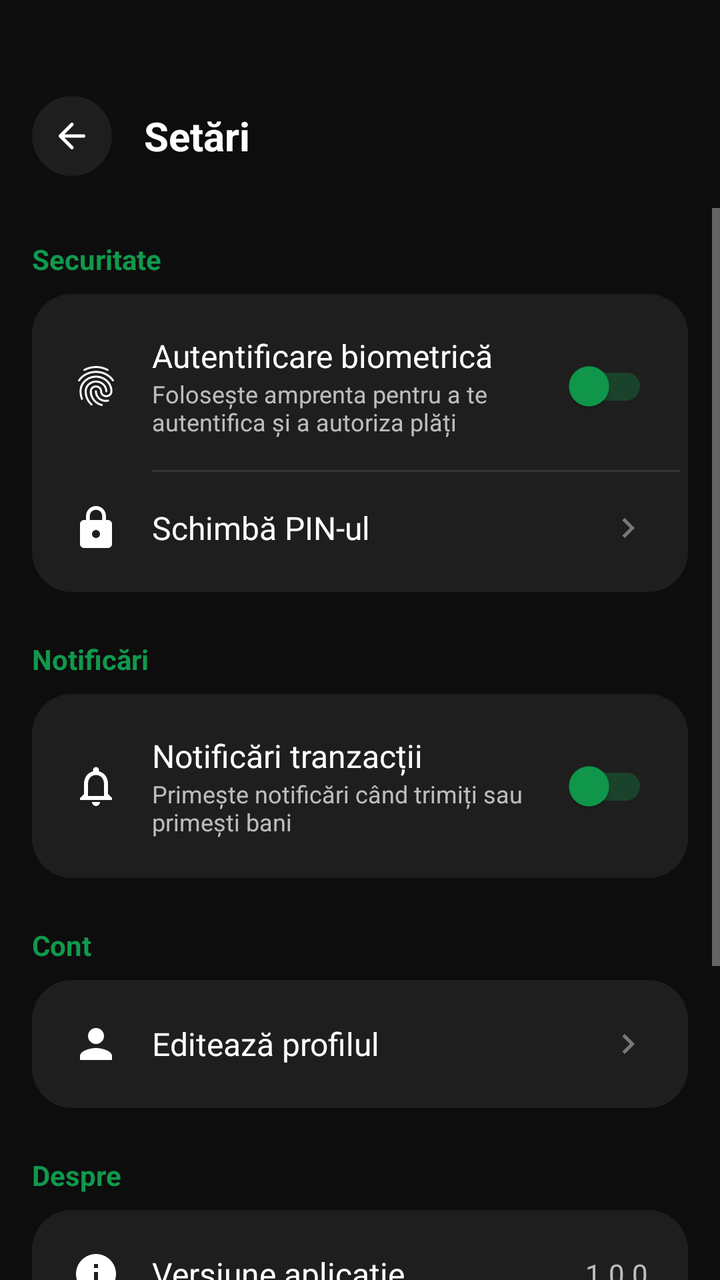
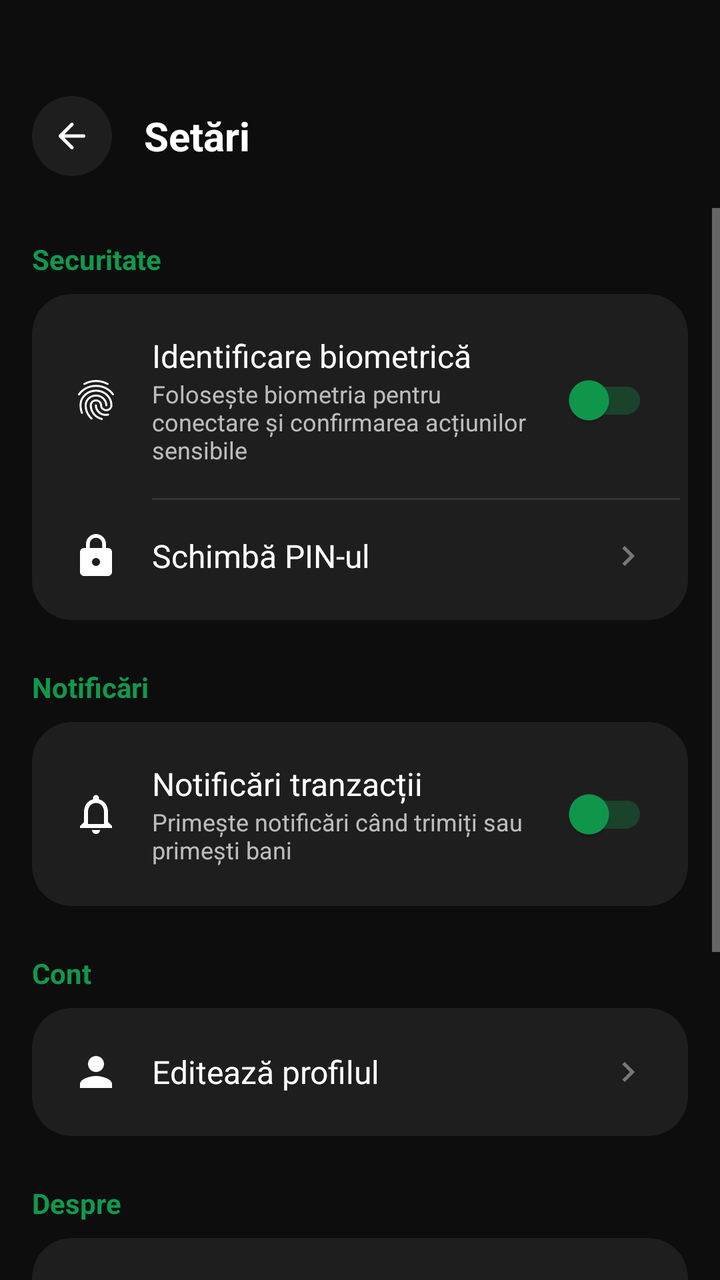

Compare the two renders of this Android layout. The source of the first and the diff that turns it into the second are given below.
<!-- AndroidManifest.xml: application theme Theme.SwiftBank -->
<!-- res/layout/activity_settings.xml -->
<?xml version="1.0" encoding="utf-8"?>
<LinearLayout xmlns:android="http://schemas.android.com/apk/res/android"
    xmlns:app="http://schemas.android.com/apk/res-auto"
    xmlns:tools="http://schemas.android.com/tools"
    android:layout_width="match_parent"
    android:layout_height="match_parent"
    android:background="@color/dark_background"
    android:orientation="vertical">

    
    <LinearLayout
        android:layout_width="match_parent"
        android:layout_height="wrap_content"
        android:gravity="center_vertical"
        android:orientation="horizontal"
        android:paddingHorizontal="16dp"
        android:paddingTop="48dp"
        android:paddingBottom="16dp">

        <ImageView
            android:id="@+id/btnBack"
            android:layout_width="40dp"
            android:layout_height="40dp"
            android:background="@drawable/bg_button_circular"
            android:padding="10dp"
            android:src="@drawable/ic_arrow_back"
            app:tint="@color/text_primary" />

        <TextView
            android:layout_width="wrap_content"
            android:layout_height="wrap_content"
            android:layout_marginStart="16dp"
            android:text="Setări"
            android:textColor="@color/text_primary"
            android:textSize="20sp"
            android:textStyle="bold" />

    </LinearLayout>

    <ScrollView
        android:layout_width="match_parent"
        android:layout_height="match_parent"
        android:fillViewport="true">

        <LinearLayout
            android:layout_width="match_parent"
            android:layout_height="wrap_content"
            android:orientation="vertical"
            android:padding="16dp">

            
            <TextView
                android:layout_width="wrap_content"
                android:layout_height="wrap_content"
                android:layout_marginBottom="8dp"
                android:text="Securitate"
                android:textColor="@color/green_accent"
                android:textSize="14sp"
                android:textStyle="bold" />

            <LinearLayout
                android:layout_width="match_parent"
                android:layout_height="wrap_content"
                android:background="@drawable/bg_card_dark"
                android:orientation="vertical"
                android:padding="4dp">

                
                <LinearLayout
                    android:id="@+id/settingBiometric"
                    android:layout_width="match_parent"
                    android:layout_height="wrap_content"
                    android:background="@drawable/bg_settings_item"
                    android:gravity="center_vertical"
                    android:orientation="horizontal"
                    android:padding="16dp">

                    <ImageView
                        android:layout_width="24dp"
                        android:layout_height="24dp"
                        android:src="@drawable/ic_fingerprint"
                        app:tint="@color/text_primary" />

                    <LinearLayout
                        android:layout_width="0dp"
                        android:layout_height="wrap_content"
                        android:layout_marginStart="16dp"
                        android:layout_weight="1"
                        android:orientation="vertical">

                        <TextView
                            android:layout_width="wrap_content"
                            android:layout_height="wrap_content"
                            android:text="Autentificare biometrică"
                            android:textColor="@color/text_primary"
                            android:textSize="16sp" />

                        <TextView
                            android:layout_width="match_parent"
                            android:layout_height="wrap_content"
                            android:text="Folosește amprenta pentru a te autentifica și a autoriza plăți"
                            android:textColor="@color/text_secondary"
                            android:textSize="12sp" />

                    </LinearLayout>

                    <androidx.appcompat.widget.SwitchCompat
                        android:id="@+id/switchBiometric"
                        android:layout_width="wrap_content"
                        android:layout_height="wrap_content"
                        app:thumbTint="@color/switch_thumb_color"
                        app:trackTint="@color/switch_track_color" />

                </LinearLayout>

                <View
                    android:layout_width="match_parent"
                    android:layout_height="1dp"
                    android:layout_marginStart="56dp"
                    android:background="@color/divider_color" />

                
                <LinearLayout
                    android:id="@+id/settingChangePin"
                    android:layout_width="match_parent"
                    android:layout_height="wrap_content"
                    android:background="@drawable/bg_settings_item"
                    android:gravity="center_vertical"
                    android:orientation="horizontal"
                    android:padding="16dp">

                    <ImageView
                        android:layout_width="24dp"
                        android:layout_height="24dp"
                        android:src="@drawable/ic_lock"
                        app:tint="@color/text_primary" />

                    <TextView
                        android:layout_width="0dp"
                        android:layout_height="wrap_content"
                        android:layout_marginStart="16dp"
                        android:layout_weight="1"
                        android:text="Schimbă PIN-ul"
                        android:textColor="@color/text_primary"
                        android:textSize="16sp" />

                    <ImageView
                        android:layout_width="20dp"
                        android:layout_height="20dp"
                        android:src="@drawable/ic_chevron_right"
                        app:tint="@color/text_hint" />

                </LinearLayout>

            </LinearLayout>

            
            <TextView
                android:layout_width="wrap_content"
                android:layout_height="wrap_content"
                android:layout_marginTop="24dp"
                android:layout_marginBottom="8dp"
                android:text="Notificări"
                android:textColor="@color/green_accent"
                android:textSize="14sp"
                android:textStyle="bold" />

            <LinearLayout
                android:layout_width="match_parent"
                android:layout_height="wrap_content"
                android:background="@drawable/bg_card_dark"
                android:orientation="vertical"
                android:padding="4dp">

                
                <LinearLayout
                    android:id="@+id/settingNotifications"
                    android:layout_width="match_parent"
                    android:layout_height="wrap_content"
                    android:background="@drawable/bg_settings_item"
                    android:gravity="center_vertical"
                    android:orientation="horizontal"
                    android:padding="16dp">

                    <ImageView
                        android:layout_width="24dp"
                        android:layout_height="24dp"
                        android:src="@drawable/ic_notifications"
                        app:tint="@color/text_primary" />

                    <LinearLayout
                        android:layout_width="0dp"
                        android:layout_height="wrap_content"
                        android:layout_marginStart="16dp"
                        android:layout_weight="1"
                        android:orientation="vertical">

                        <TextView
                            android:layout_width="wrap_content"
                            android:layout_height="wrap_content"
                            android:text="Notificări tranzacții"
                            android:textColor="@color/text_primary"
                            android:textSize="16sp" />

                        <TextView
                            android:layout_width="wrap_content"
                            android:layout_height="wrap_content"
                            android:text="Primește notificări când trimiți sau primești bani"
                            android:textColor="@color/text_secondary"
                            android:textSize="12sp" />

                    </LinearLayout>

                    <androidx.appcompat.widget.SwitchCompat
                        android:id="@+id/switchNotifications"
                        android:layout_width="wrap_content"
                        android:layout_height="wrap_content"
                        app:thumbTint="@color/switch_thumb_color"
                        app:trackTint="@color/switch_track_color" />

                </LinearLayout>

            </LinearLayout>

            
            <TextView
                android:layout_width="wrap_content"
                android:layout_height="wrap_content"
                android:layout_marginTop="24dp"
                android:layout_marginBottom="8dp"
                android:text="Cont"
                android:textColor="@color/green_accent"
                android:textSize="14sp"
                android:textStyle="bold" />

            <LinearLayout
                android:layout_width="match_parent"
                android:layout_height="wrap_content"
                android:background="@drawable/bg_card_dark"
                android:orientation="vertical"
                android:padding="4dp">

                
                <LinearLayout
                    android:id="@+id/settingEditProfile"
                    android:layout_width="match_parent"
                    android:layout_height="wrap_content"
                    android:background="@drawable/bg_settings_item"
                    android:gravity="center_vertical"
                    android:orientation="horizontal"
                    android:padding="16dp">

                    <ImageView
                        android:layout_width="24dp"
                        android:layout_height="24dp"
                        android:src="@drawable/ic_person"
                        app:tint="@color/text_primary" />

                    <TextView
                        android:layout_width="0dp"
                        android:layout_height="wrap_content"
                        android:layout_marginStart="16dp"
                        android:layout_weight="1"
                        android:text="Editează profilul"
                        android:textColor="@color/text_primary"
                        android:textSize="16sp" />

                    <ImageView
                        android:layout_width="20dp"
                        android:layout_height="20dp"
                        android:src="@drawable/ic_chevron_right"
                        app:tint="@color/text_hint" />

                </LinearLayout>

            </LinearLayout>

            
            <TextView
                android:layout_width="wrap_content"
                android:layout_height="wrap_content"
                android:layout_marginTop="24dp"
                android:layout_marginBottom="8dp"
                android:text="Despre"
                android:textColor="@color/green_accent"
                android:textSize="14sp"
                android:textStyle="bold" />

            <LinearLayout
                android:layout_width="match_parent"
                android:layout_height="wrap_content"
                android:background="@drawable/bg_card_dark"
                android:orientation="vertical"
                android:padding="4dp">

                
                <LinearLayout
                    android:layout_width="match_parent"
                    android:layout_height="wrap_content"
                    android:background="@drawable/bg_settings_item"
                    android:gravity="center_vertical"
                    android:orientation="horizontal"
                    android:padding="16dp">

                    <ImageView
                        android:layout_width="24dp"
                        android:layout_height="24dp"
                        android:src="@drawable/ic_info"
                        app:tint="@color/text_primary" />

                    <TextView
                        android:layout_width="0dp"
                        android:layout_height="wrap_content"
                        android:layout_marginStart="16dp"
                        android:layout_weight="1"
                        android:text="Versiune aplicație"
                        android:textColor="@color/text_primary"
                        android:textSize="16sp" />

                    <TextView
                        android:id="@+id/tvAppVersion"
                        android:layout_width="wrap_content"
                        android:layout_height="wrap_content"
                        android:text="1.0.0"
                        android:textColor="@color/text_secondary"
                        android:textSize="14sp" />

                </LinearLayout>

                <View
                    android:layout_width="match_parent"
                    android:layout_height="1dp"
                    android:layout_marginStart="56dp"
                    android:background="@color/divider_color" />

                
                <LinearLayout
                    android:id="@+id/settingTerms"
                    android:layout_width="match_parent"
                    android:layout_height="wrap_content"
                    android:background="@drawable/bg_settings_item"
                    android:gravity="center_vertical"
                    android:orientation="horizontal"
                    android:padding="16dp">

                    <ImageView
                        android:layout_width="24dp"
                        android:layout_height="24dp"
                        android:src="@drawable/ic_document"
                        app:tint="@color/text_primary" />

                    <TextView
                        android:layout_width="0dp"
                        android:layout_height="wrap_content"
                        android:layout_marginStart="16dp"
                        android:layout_weight="1"
                        android:text="Termeni și condiții"
                        android:textColor="@color/text_primary"
                        android:textSize="16sp" />

                    <ImageView
                        android:layout_width="20dp"
                        android:layout_height="20dp"
                        android:src="@drawable/ic_chevron_right"
                        app:tint="@color/text_hint" />

                </LinearLayout>

            </LinearLayout>

            
            <LinearLayout
                android:layout_width="match_parent"
                android:layout_height="wrap_content"
                android:layout_marginTop="32dp"
                android:layout_marginBottom="24dp"
                android:background="@drawable/bg_card_dark"
                android:orientation="vertical"
                android:padding="4dp">

                <LinearLayout
                    android:id="@+id/btnLogout"
                    android:layout_width="match_parent"
                    android:layout_height="wrap_content"
                    android:background="@drawable/bg_settings_item"
                    android:gravity="center_vertical"
                    android:orientation="horizontal"
                    android:padding="16dp">

                    <ImageView
                        android:layout_width="24dp"
                        android:layout_height="24dp"
                        android:src="@drawable/ic_logout"
                        app:tint="@color/error_red" />

                    <TextView
                        android:layout_width="0dp"
                        android:layout_height="wrap_content"
                        android:layout_marginStart="16dp"
                        android:layout_weight="1"
                        android:text="Deconectare"
                        android:textColor="@color/error_red"
                        android:textSize="16sp" />

                </LinearLayout>

            </LinearLayout>

        </LinearLayout>

    </ScrollView>

</LinearLayout>
<!-- resources referenced by this layout -->
<resources>
  <color name="dark_background">#FF0D0D0D</color>
  <color name="divider_color">#1AFFFFFF</color>
  <color name="error_red">#FFEF4444</color>
  <color name="green_accent">#FF10994C</color>
  <color name="switch_thumb_color">#FF10994C</color>
  <color name="switch_track_color">#4D10994C</color>
  <color name="text_hint">#66FFFFFF</color>
  <color name="text_primary">#FFFFFFFF</color>
  <color name="text_secondary">#B3FFFFFF</color>
  <!-- drawable bg_button_circular (drawable) -->
  <?xml version="1.0" encoding="utf-8"?>
  <shape xmlns:android="http://schemas.android.com/apk/res/android"
      android:shape="oval">
      <solid android:color="@color/card_background" />
  </shape>
  <!-- drawable bg_card_dark (drawable) -->
  <?xml version="1.0" encoding="utf-8"?>
  <shape xmlns:android="http://schemas.android.com/apk/res/android"
      android:shape="rectangle">
      <solid android:color="@color/card_background" />
      <corners android:radius="20dp" />
  </shape>
  <!-- drawable bg_settings_item (drawable) -->
  <?xml version="1.0" encoding="utf-8"?>
  <ripple xmlns:android="http://schemas.android.com/apk/res/android"
      android:color="@color/white_10">
      <item>
          <shape android:shape="rectangle">
              <solid android:color="@android:color/transparent" />
              <corners android:radius="12dp" />
          </shape>
      </item>
  </ripple>
  <!-- drawable ic_chevron_right (drawable) -->
  <?xml version="1.0" encoding="utf-8"?>
  <vector xmlns:android="http://schemas.android.com/apk/res/android"
      android:width="24dp"
      android:height="24dp"
      android:viewportWidth="24"
      android:viewportHeight="24">
      <path
          android:fillColor="#FFFFFF"
          android:pathData="M10,6L8.59,7.41 13.17,12l-4.58,4.59L10,18l6,-6z" />
  </vector>
  <!-- drawable ic_document (drawable) -->
  <?xml version="1.0" encoding="utf-8"?>
  <vector xmlns:android="http://schemas.android.com/apk/res/android"
      android:width="24dp"
      android:height="24dp"
      android:viewportWidth="24"
      android:viewportHeight="24">
      <path
          android:fillColor="#FFFFFF"
          android:pathData="M14,2H6c-1.1,0 -1.99,0.9 -1.99,2L4,20c0,1.1 0.89,2 1.99,2H18c1.1,0 2,-0.9 2,-2V8l-6,-6zM16,18H8v-2h8v2zM16,14H8v-2h8v2zM13,9V3.5L18.5,9H13z" />
  </vector>
  <!-- drawable ic_info (drawable) -->
  <?xml version="1.0" encoding="utf-8"?>
  <vector xmlns:android="http://schemas.android.com/apk/res/android"
      android:width="24dp"
      android:height="24dp"
      android:viewportWidth="24"
      android:viewportHeight="24">
      <path
          android:fillColor="#FFFFFF"
          android:pathData="M12,2C6.48,2 2,6.48 2,12s4.48,10 10,10 10,-4.48 10,-10S17.52,2 12,2zM13,17h-2v-6h2v6zM13,9h-2V7h2v2z" />
  </vector>
  <!-- drawable ic_logout (drawable) -->
  <?xml version="1.0" encoding="utf-8"?>
  <vector xmlns:android="http://schemas.android.com/apk/res/android"
      android:width="24dp"
      android:height="24dp"
      android:viewportWidth="24"
      android:viewportHeight="24">
      <path
          android:fillColor="#FFFFFF"
          android:pathData="M17,7l-1.41,1.41L18.17,11H8v2h10.17l-2.58,2.58L17,17l5,-5zM4,5h8V3H4c-1.1,0 -2,0.9 -2,2v14c0,1.1 0.9,2 2,2h8v-2H4V5z" />
  </vector>
  <!-- drawable ic_person (drawable) -->
  <?xml version="1.0" encoding="utf-8"?>
  <vector xmlns:android="http://schemas.android.com/apk/res/android"
      android:width="24dp"
      android:height="24dp"
      android:viewportWidth="24"
      android:viewportHeight="24">
      <path
          android:fillColor="#FFFFFF"
          android:pathData="M12,12c2.21,0 4,-1.79 4,-4s-1.79,-4 -4,-4 -4,1.79 -4,4 1.79,4 4,4zM12,14c-2.67,0 -8,1.34 -8,4v2h16v-2c0,-2.66 -5.33,-4 -8,-4z" />
  </vector>
  <color name="card_background">#FF1E1E1E</color>
  <color name="white_10">#1AFFFFFF</color>
  <color name="green_medium">#FF0A5C2E</color>
  <color name="green_dark">#FF062E18</color>
  <color name="white">#FFFFFFFF</color>
  <color name="status_bar">#FF0D0D0D</color>
  <!-- unchanged entries left out for length: 5 -->
</resources>

<!-- the commit's change to res/layout/activity_settings.xml (unified diff, before → after) -->
@@ -91,14 +91,14 @@
                         <TextView
                             android:layout_width="wrap_content"
                             android:layout_height="wrap_content"
-                            android:text="Autentificare biometrică"
+                            android:text="Identificare biometrică"
                             android:textColor="@color/text_primary"
                             android:textSize="16sp" />
 
                         <TextView
                             android:layout_width="match_parent"
                             android:layout_height="wrap_content"
-                            android:text="Folosește amprenta pentru a te autentifica și a autoriza plăți"
+                            android:text="Folosește biometria pentru conectare și confirmarea acțiunilor sensibile"
                             android:textColor="@color/text_secondary"
                             android:textSize="12sp" />
 
